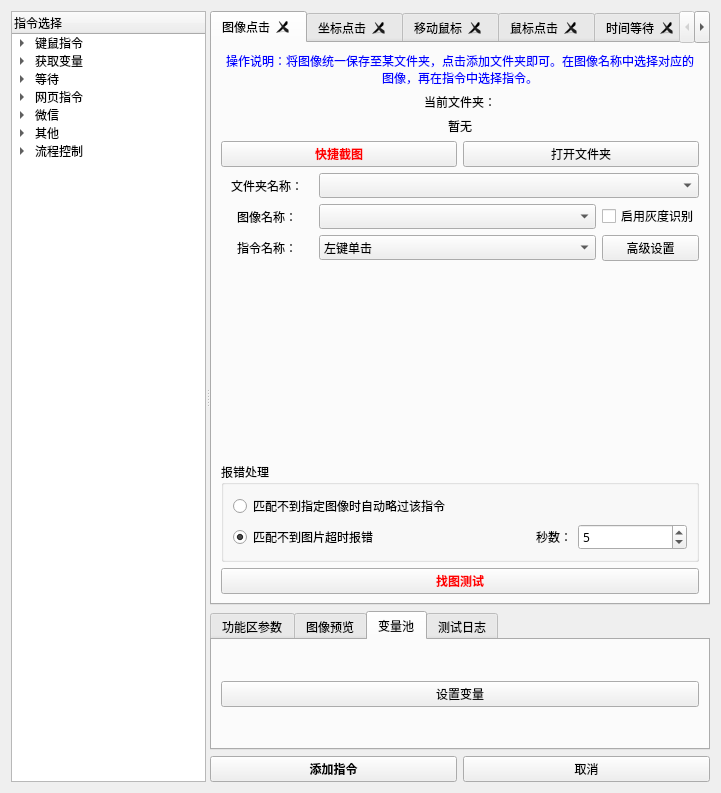
This is 窗体/navigation.ui in FsterThanLight/automatic_clicker_2 as Qt 5 draws it before an edit. The edited form follows.
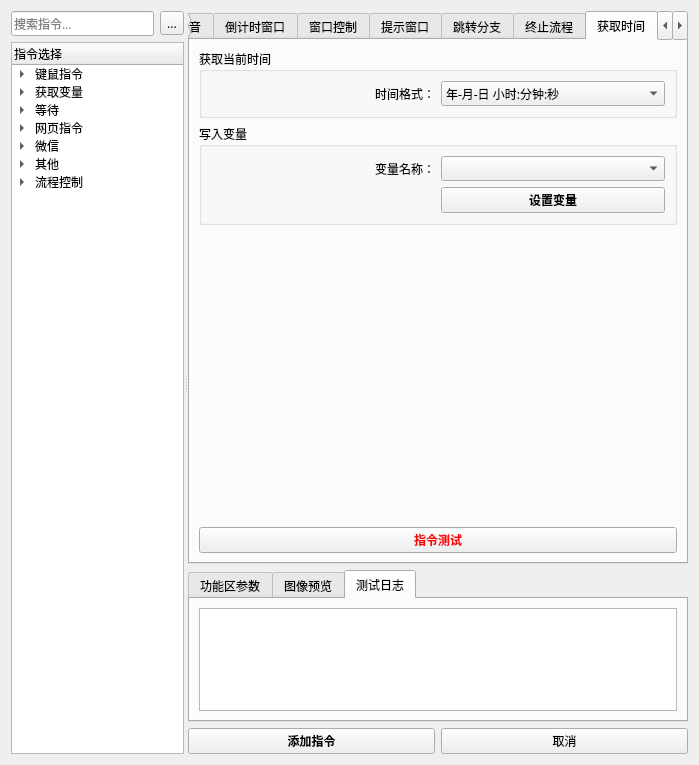
This is the edited form. The open tabs and pages were chosen to show the change. Icons and pictures are not drawn.

Commit message: 2024年02月23日 00:51:20 新增获取时间变量指令

The edit to the form file:
```diff
--- a/窗体/navigation.ui
+++ b/窗体/navigation.ui
@@ -6,8 +6,8 @@
    <rect>
     <x>0</x>
     <y>0</y>
-    <width>721</width>
-    <height>793</height>
+    <width>699</width>
+    <height>765</height>
    </rect>
   </property>
   <property name="font">
@@ -24,221 +24,245 @@
    <iconset resource="../images.qrc">
     <normaloff>:/按钮图标/窗体/res/图标.png</normaloff>:/按钮图标/窗体/res/图标.png</iconset>
   </property>
-  <layout class="QVBoxLayout" name="verticalLayout_43">
+  <layout class="QVBoxLayout" name="verticalLayout_61">
    <item>
     <widget class="QSplitter" name="splitter">
      <property name="orientation">
       <enum>Qt::Horizontal</enum>
      </property>
-     <widget class="QTreeWidget" name="treeWidget">
-      <property name="enabled">
-       <bool>true</bool>
-      </property>
-      <property name="maximumSize">
-       <size>
-        <width>200</width>
-        <height>16777215</height>
-       </size>
-      </property>
-      <column>
-       <property name="text">
-        <string>指令选择</string>
-       </property>
-      </column>
-      <item>
-       <property name="text">
-        <string>键鼠指令</string>
-       </property>
-       <property name="icon">
-        <iconset resource="../images.qrc">
-         <normaloff>:/按钮图标/窗体/res/图标.png</normaloff>:/按钮图标/窗体/res/图标.png</iconset>
-       </property>
+     <widget class="QWidget" name="">
+      <layout class="QVBoxLayout" name="verticalLayout_43">
        <item>
-        <property name="text">
-         <string>图像点击</string>
-        </property>
+        <layout class="QHBoxLayout" name="horizontalLayout_16">
+         <item>
+          <widget class="QLineEdit" name="lineEdit_22">
+           <property name="placeholderText">
+            <string>搜索指令...</string>
+           </property>
+          </widget>
+         </item>
+         <item>
+          <widget class="QToolButton" name="toolButton">
+           <property name="text">
+            <string>...</string>
+           </property>
+          </widget>
+         </item>
+        </layout>
        </item>
        <item>
-        <property name="text">
-         <string>坐标点击</string>
-        </property>
+        <widget class="QTreeWidget" name="treeWidget">
+         <property name="enabled">
+          <bool>true</bool>
+         </property>
+         <property name="maximumSize">
+          <size>
+           <width>200</width>
+           <height>16777215</height>
+          </size>
+         </property>
+         <column>
+          <property name="text">
+           <string>指令选择</string>
+          </property>
+         </column>
+         <item>
+          <property name="text">
+           <string>键鼠指令</string>
+          </property>
+          <property name="icon">
+           <iconset resource="../images.qrc">
+            <normaloff>:/按钮图标/窗体/res/图标.png</normaloff>:/按钮图标/窗体/res/图标.png</iconset>
+          </property>
+          <item>
+           <property name="text">
+            <string>图像点击</string>
+           </property>
+          </item>
+          <item>
+           <property name="text">
+            <string>坐标点击</string>
+           </property>
+          </item>
+          <item>
+           <property name="text">
+            <string>移动鼠标</string>
+           </property>
+          </item>
+          <item>
+           <property name="text">
+            <string>鼠标点击</string>
+           </property>
+          </item>
+          <item>
+           <property name="text">
+            <string>滚轮滑动</string>
+           </property>
+          </item>
+          <item>
+           <property name="text">
+            <string>按下键盘</string>
+           </property>
+          </item>
+          <item>
+           <property name="text">
+            <string>文本输入</string>
+           </property>
+          </item>
+          <item>
+           <property name="text">
+            <string>中键激活</string>
+           </property>
+          </item>
+          <item>
+           <property name="text">
+            <string>鼠标拖拽</string>
+           </property>
+          </item>
+         </item>
+         <item>
+          <property name="text">
+           <string>获取变量</string>
+          </property>
+          <item>
+           <property name="text">
+            <string>获取时间</string>
+           </property>
+          </item>
+         </item>
+         <item>
+          <property name="text">
+           <string>等待</string>
+          </property>
+          <item>
+           <property name="text">
+            <string>时间等待</string>
+           </property>
+          </item>
+          <item>
+           <property name="text">
+            <string>图像等待</string>
+           </property>
+          </item>
+          <item>
+           <property name="text">
+            <string>倒计时窗口</string>
+           </property>
+          </item>
+          <item>
+           <property name="text">
+            <string>按键等待</string>
+           </property>
+          </item>
+         </item>
+         <item>
+          <property name="text">
+           <string>网页指令</string>
+          </property>
+          <item>
+           <property name="text">
+            <string>打开网址</string>
+           </property>
+          </item>
+          <item>
+           <property name="text">
+            <string>元素控制</string>
+           </property>
+          </item>
+          <item>
+           <property name="text">
+            <string>网页录入</string>
+           </property>
+          </item>
+          <item>
+           <property name="text">
+            <string>切换frame</string>
+           </property>
+          </item>
+          <item>
+           <property name="text">
+            <string>保存表格</string>
+           </property>
+          </item>
+          <item>
+           <property name="text">
+            <string>拖动元素</string>
+           </property>
+          </item>
+          <item>
+           <property name="text">
+            <string>切换窗口</string>
+           </property>
+          </item>
+          <item>
+           <property name="text">
+            <string>数字验证码</string>
+           </property>
+          </item>
+         </item>
+         <item>
+          <property name="text">
+           <string>微信</string>
+          </property>
+          <item>
+           <property name="text">
+            <string>发送消息</string>
+           </property>
+          </item>
+         </item>
+         <item>
+          <property name="text">
+           <string>其他</string>
+          </property>
+          <item>
+           <property name="text">
+            <string>窗口控制</string>
+           </property>
+          </item>
+          <item>
+           <property name="text">
+            <string>信息录入</string>
+           </property>
+          </item>
+          <item>
+           <property name="text">
+            <string>全屏截图</string>
+           </property>
+          </item>
+          <item>
+           <property name="text">
+            <string>提示音</string>
+           </property>
+          </item>
+          <item>
+           <property name="text">
+            <string>系统通知</string>
+           </property>
+          </item>
+          <item>
+           <property name="text">
+            <string>提示窗口</string>
+           </property>
+          </item>
+         </item>
+         <item>
+          <property name="text">
+           <string>流程控制</string>
+          </property>
+          <item>
+           <property name="text">
+            <string>跳转分支</string>
+           </property>
+          </item>
+          <item>
+           <property name="text">
+            <string>终止流程</string>
+           </property>
+          </item>
+         </item>
+        </widget>
        </item>
-       <item>
-        <property name="text">
-         <string>移动鼠标</string>
-        </property>
-       </item>
-       <item>
-        <property name="text">
-         <string>鼠标点击</string>
-        </property>
-       </item>
-       <item>
-        <property name="text">
-         <string>滚轮滑动</string>
-        </property>
-       </item>
-       <item>
-        <property name="text">
-         <string>按下键盘</string>
-        </property>
-       </item>
-       <item>
-        <property name="text">
-         <string>文本输入</string>
-        </property>
-       </item>
-       <item>
-        <property name="text">
-         <string>中键激活</string>
-        </property>
-       </item>
-       <item>
-        <property name="text">
-         <string>鼠标拖拽</string>
-        </property>
-       </item>
-      </item>
-      <item>
-       <property name="text">
-        <string>获取变量</string>
-       </property>
-       <item>
-        <property name="text">
-         <string>获取时间</string>
-        </property>
-       </item>
-      </item>
-      <item>
-       <property name="text">
-        <string>等待</string>
-       </property>
-       <item>
-        <property name="text">
-         <string>时间等待</string>
-        </property>
-       </item>
-       <item>
-        <property name="text">
-         <string>图像等待</string>
-        </property>
-       </item>
-       <item>
-        <property name="text">
-         <string>倒计时窗口</string>
-        </property>
-       </item>
-       <item>
-        <property name="text">
-         <string>按键等待</string>
-        </property>
-       </item>
-      </item>
-      <item>
-       <property name="text">
-        <string>网页指令</string>
-       </property>
-       <item>
-        <property name="text">
-         <string>打开网址</string>
-        </property>
-       </item>
-       <item>
-        <property name="text">
-         <string>元素控制</string>
-        </property>
-       </item>
-       <item>
-        <property name="text">
-         <string>网页录入</string>
-        </property>
-       </item>
-       <item>
-        <property name="text">
-         <string>切换frame</string>
-        </property>
-       </item>
-       <item>
-        <property name="text">
-         <string>保存表格</string>
-        </property>
-       </item>
-       <item>
-        <property name="text">
-         <string>拖动元素</string>
-        </property>
-       </item>
-       <item>
-        <property name="text">
-         <string>切换窗口</string>
-        </property>
-       </item>
-       <item>
-        <property name="text">
-         <string>数字验证码</string>
-        </property>
-       </item>
-      </item>
-      <item>
-       <property name="text">
-        <string>微信</string>
-       </property>
-       <item>
-        <property name="text">
-         <string>发送消息</string>
-        </property>
-       </item>
-      </item>
-      <item>
-       <property name="text">
-        <string>其他</string>
-       </property>
-       <item>
-        <property name="text">
-         <string>窗口控制</string>
-        </property>
-       </item>
-       <item>
-        <property name="text">
-         <string>信息录入</string>
-        </property>
-       </item>
-       <item>
-        <property name="text">
-         <string>全屏截图</string>
-        </property>
-       </item>
-       <item>
-        <property name="text">
-         <string>提示音</string>
-        </property>
-       </item>
-       <item>
-        <property name="text">
-         <string>系统通知</string>
-        </property>
-       </item>
-       <item>
-        <property name="text">
-         <string>提示窗口</string>
-        </property>
-       </item>
-      </item>
-      <item>
-       <property name="text">
-        <string>流程控制</string>
-       </property>
-       <item>
-        <property name="text">
-         <string>跳转分支</string>
-        </property>
-       </item>
-       <item>
-        <property name="text">
-         <string>终止流程</string>
-        </property>
-       </item>
-      </item>
+      </layout>
      </widget>
      <widget class="QWidget" name="layoutWidget">
       <layout class="QVBoxLayout" name="verticalLayout_6">
@@ -276,7 +300,7 @@
           <bool>false</bool>
          </property>
          <property name="tabsClosable">
-          <bool>true</bool>
+          <bool>false</bool>
          </property>
          <property name="movable">
           <bool>false</bool>
@@ -9425,7 +9449,7 @@
           <attribute name="title">
            <string>发送消息</string>
           </attribute>
-          <layout class="QVBoxLayout" name="verticalLayout_48">
+          <layout class="QVBoxLayout" name="verticalLayout_47">
            <item>
             <widget class="QLabel" name="label_84">
              <property name="palette">
@@ -12129,6 +12153,275 @@
            </item>
           </layout>
          </widget>
+         <widget class="QWidget" name="tab_34">
+          <attribute name="title">
+           <string>获取时间</string>
+          </attribute>
+          <layout class="QVBoxLayout" name="verticalLayout_48">
+           <item>
+            <widget class="QGroupBox" name="groupBox_42">
+             <property name="title">
+              <string>获取当前时间</string>
+             </property>
+             <layout class="QHBoxLayout" name="horizontalLayout_13">
+              <item>
+               <widget class="QLabel" name="label_134">
+                <property name="text">
+                 <string>时间格式：</string>
+                </property>
+                <property name="alignment">
+                 <set>Qt::AlignRight|Qt::AlignTrailing|Qt::AlignVCenter</set>
+                </property>
+               </widget>
+              </item>
+              <item>
+               <widget class="QComboBox" name="comboBox_43">
+                <item>
+                 <property name="text">
+                  <string>年-月-日 小时:分钟:秒</string>
+                 </property>
+                </item>
+                <item>
+                 <property name="text">
+                  <string>年/月/日 小时:分钟:秒</string>
+                 </property>
+                </item>
+                <item>
+                 <property name="text">
+                  <string>月/日/年 小时:分钟:秒</string>
+                 </property>
+                </item>
+                <item>
+                 <property name="text">
+                  <string>日-月-年 小时:分钟:秒</string>
+                 </property>
+                </item>
+                <item>
+                 <property name="text">
+                  <string>年-月-日</string>
+                 </property>
+                </item>
+                <item>
+                 <property name="text">
+                  <string>月/日/年</string>
+                 </property>
+                </item>
+                <item>
+                 <property name="text">
+                  <string>日-月-年</string>
+                 </property>
+                </item>
+                <item>
+                 <property name="text">
+                  <string>月/年</string>
+                 </property>
+                </item>
+                <item>
+                 <property name="text">
+                  <string>时间戳</string>
+                 </property>
+                </item>
+               </widget>
+              </item>
+             </layout>
+            </widget>
+           </item>
+           <item>
+            <widget class="QGroupBox" name="groupBox_43">
+             <property name="title">
+              <string>写入变量</string>
+             </property>
+             <layout class="QGridLayout" name="gridLayout_49" columnstretch="1,1,0">
+              <item row="0" column="1">
+               <widget class="QComboBox" name="comboBox_44"/>
+              </item>
+              <item row="0" column="0">
+               <widget class="QLabel" name="label_135">
+                <property name="text">
+                 <string>变量名称：</string>
+                </property>
+                <property name="alignment">
+                 <set>Qt::AlignRight|Qt::AlignTrailing|Qt::AlignVCenter</set>
+                </property>
+               </widget>
+              </item>
+              <item row="2" column="0">
+               <spacer name="horizontalSpacer_6">
+                <property name="orientation">
+                 <enum>Qt::Horizontal</enum>
+                </property>
+                <property name="sizeHint" stdset="0">
+                 <size>
+                  <width>84</width>
+                  <height>20</height>
+                 </size>
+                </property>
+               </spacer>
+              </item>
+              <item row="2" column="1">
+               <widget class="QPushButton" name="pushButton_33">
+                <property name="font">
+                 <font>
+                  <family>微软雅黑</family>
+                  <weight>75</weight>
+                  <bold>true</bold>
+                 </font>
+                </property>
+                <property name="text">
+                 <string>设置变量</string>
+                </property>
+               </widget>
+              </item>
+             </layout>
+            </widget>
+           </item>
+           <item>
+            <spacer name="verticalSpacer_28">
+             <property name="orientation">
+              <enum>Qt::Vertical</enum>
+             </property>
+             <property name="sizeHint" stdset="0">
+              <size>
+               <width>20</width>
+               <height>264</height>
+              </size>
+             </property>
+            </spacer>
+           </item>
+           <item>
+            <widget class="QPushButton" name="pushButton_34">
+             <property name="palette">
+              <palette>
+               <active>
+                <colorrole role="WindowText">
+                 <brush brushstyle="SolidPattern">
+                  <color alpha="255">
+                   <red>255</red>
+                   <green>0</green>
+                   <blue>0</blue>
+                  </color>
+                 </brush>
+                </colorrole>
+                <colorrole role="Text">
+                 <brush brushstyle="SolidPattern">
+                  <color alpha="255">
+                   <red>255</red>
+                   <green>0</green>
+                   <blue>0</blue>
+                  </color>
+                 </brush>
+                </colorrole>
+                <colorrole role="ButtonText">
+                 <brush brushstyle="SolidPattern">
+                  <color alpha="255">
+                   <red>255</red>
+                   <green>0</green>
+                   <blue>0</blue>
+                  </color>
+                 </brush>
+                </colorrole>
+                <colorrole role="PlaceholderText">
+                 <brush brushstyle="SolidPattern">
+                  <color alpha="128">
+                   <red>255</red>
+                   <green>0</green>
+                   <blue>0</blue>
+                  </color>
+                 </brush>
+                </colorrole>
+               </active>
+               <inactive>
+                <colorrole role="WindowText">
+                 <brush brushstyle="SolidPattern">
+                  <color alpha="255">
+                   <red>255</red>
+                   <green>0</green>
+                   <blue>0</blue>
+                  </color>
+                 </brush>
+                </colorrole>
+                <colorrole role="Text">
+                 <brush brushstyle="SolidPattern">
+                  <color alpha="255">
+                   <red>255</red>
+                   <green>0</green>
+                   <blue>0</blue>
+                  </color>
+                 </brush>
+                </colorrole>
+                <colorrole role="ButtonText">
+                 <brush brushstyle="SolidPattern">
+                  <color alpha="255">
+                   <red>255</red>
+                   <green>0</green>
+                   <blue>0</blue>
+                  </color>
+                 </brush>
+                </colorrole>
+                <colorrole role="PlaceholderText">
+                 <brush brushstyle="SolidPattern">
+                  <color alpha="128">
+                   <red>255</red>
+                   <green>0</green>
+                   <blue>0</blue>
+                  </color>
+                 </brush>
+                </colorrole>
+               </inactive>
+               <disabled>
+                <colorrole role="WindowText">
+                 <brush brushstyle="SolidPattern">
+                  <color alpha="255">
+                   <red>120</red>
+                   <green>120</green>
+                   <blue>120</blue>
+                  </color>
+                 </brush>
+                </colorrole>
+                <colorrole role="Text">
+                 <brush brushstyle="SolidPattern">
+                  <color alpha="255">
+                   <red>120</red>
+                   <green>120</green>
+                   <blue>120</blue>
+                  </color>
+                 </brush>
+                </colorrole>
+                <colorrole role="ButtonText">
+                 <brush brushstyle="SolidPattern">
+                  <color alpha="255">
+                   <red>120</red>
+                   <green>120</green>
+                   <blue>120</blue>
+                  </color>
+                 </brush>
+                </colorrole>
+                <colorrole role="PlaceholderText">
+                 <brush brushstyle="SolidPattern">
+                  <color alpha="128">
+                   <red>0</red>
+                   <green>0</green>
+                   <blue>0</blue>
+                  </color>
+                 </brush>
+                </colorrole>
+               </disabled>
+              </palette>
+             </property>
+             <property name="font">
+              <font>
+               <family>微软雅黑</family>
+               <weight>75</weight>
+               <bold>true</bold>
+              </font>
+             </property>
+             <property name="text">
+              <string>指令测试</string>
+             </property>
+            </widget>
+           </item>
+          </layout>
+         </widget>
          <widget class="QWidget" name="tab_33">
           <attribute name="title">
            <string>按键等待</string>
@@ -12492,20 +12785,6 @@
            </item>
           </layout>
          </widget>
-         <widget class="QWidget" name="tab_23">
-          <attribute name="title">
-           <string>变量池</string>
-          </attribute>
-          <layout class="QGridLayout" name="gridLayout_47">
-           <item row="0" column="0">
-            <widget class="QPushButton" name="pushButton_29">
-             <property name="text">
-              <string>设置变量</string>
-             </property>
-            </widget>
-           </item>
-          </layout>
-         </widget>
          <widget class="QWidget" name="tab_24">
           <attribute name="title">
            <string>测试日志</string>
```
Left out of the diff: 285 changed lines with no effect on the pictures. The commit also changes 10 other files.
